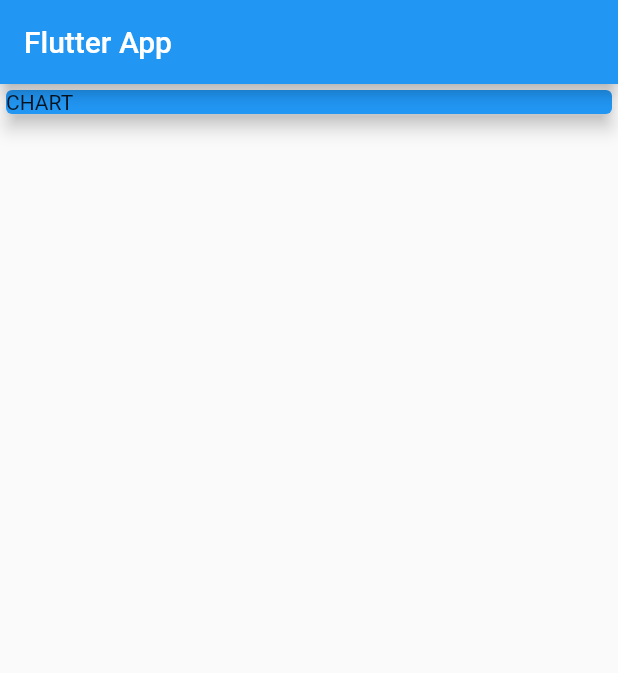
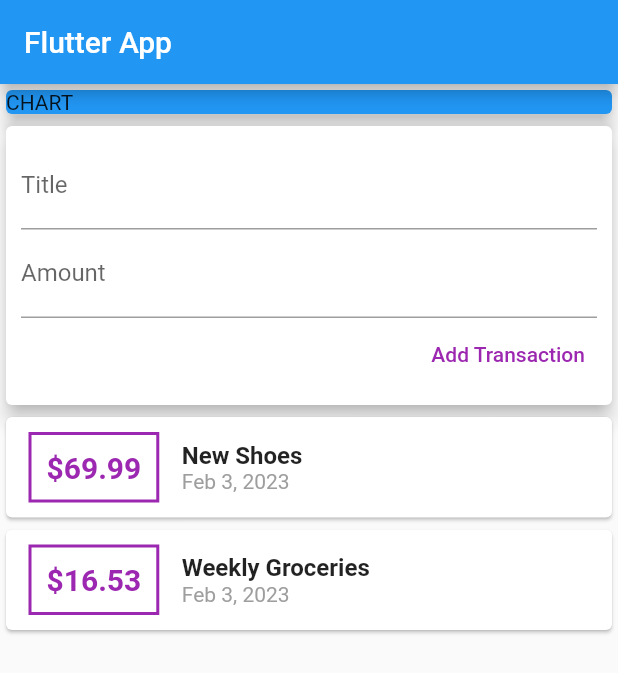
Before and after one commit to liemwellys/udemy-flutter, a Flutter app: the screen it shows after launch, on a phone screen of 412 x 824 dp. Shown: the top 673 px of the screen. Run offline on Flutter 3.47's test engine with Material 2 defaults, Android fonts, the phone set to English and light mode, and no system bars.

Commit message:
Update Flutter SDK into 3.7.1
- add new packages
- add const & constructor when instantiate class
- pass userTransactions into TransactionList

```diff
--- a/04-widgets-styling-adding-logic/personal_expenses_app/lib/main.dart
+++ b/04-widgets-styling-adding-logic/personal_expenses_app/lib/main.dart
@@ -1,11 +1,15 @@
 import 'package:flutter/material.dart';
 
-void main() => runApp(MyApp());
+import './widgets/user_transactions.dart';
+
+void main() => runApp(const MyApp());
 
 class MyApp extends StatelessWidget {
+  const MyApp({Key key}) : super(key: key);
+
   @override
   Widget build(BuildContext context) {
-    return MaterialApp(
+    return const MaterialApp(
       title: 'Flutter App',
       home: MyHomePage(),
     );
@@ -13,6 +17,8 @@ class MyApp extends StatelessWidget {
 }
 
 class MyHomePage extends StatelessWidget {
+  const MyHomePage({Key key}) : super(key: key);
+
   // String titleInput;
   // String amountInput;
 
@@ -20,7 +26,7 @@ class MyHomePage extends StatelessWidget {
   Widget build(BuildContext context) {
     return Scaffold(
       appBar: AppBar(
-        title: Text('Flutter App'),
+        title: const Text('Flutter App'),
       ),
       body: Column(
         // mainAxisAlignment: MainAxisAlignment.spaceAround,
@@ -28,12 +34,13 @@ class MyHomePage extends StatelessWidget {
         children: <Widget>[
           Container(
             width: double.infinity,
-            child: Card(
+            child: const Card(
               color: Colors.blue,
+              elevation: 5,
               child: Text('CHART'),
-              elevation: 5,
             ),
           ),
+          const UserTransactions(),
         ],
       ),
     );
--- a/04-widgets-styling-adding-logic/personal_expenses_app/lib/widgets/new_transaction.dart
+++ b/04-widgets-styling-adding-logic/personal_expenses_app/lib/widgets/new_transaction.dart
@@ -4,38 +4,35 @@ class NewTransaction extends StatelessWidget {
   final titleController = TextEditingController();
   final amountController = TextEditingController();
 
+  NewTransaction({Key key}) : super(key: key);
+
   @override
   Widget build(BuildContext context) {
     return Card(
       elevation: 5,
       child: Container(
-        padding: EdgeInsets.all(10),
+        padding: const EdgeInsets.all(10),
         child: Column(
           crossAxisAlignment: CrossAxisAlignment.end,
           children: <Widget>[
             TextField(
-              decoration: InputDecoration(labelText: 'Title'),
+              decoration: const InputDecoration(labelText: 'Title'),
               controller: titleController,
               // onChanged: (val) {
               //   titleInput = val;
               // },
             ),
             TextField(
-              decoration: InputDecoration(labelText: 'Amount'),
+              decoration: const InputDecoration(labelText: 'Amount'),
               controller: amountController,
               // onChanged: (val) => amountInput = val,
             ),
             TextButton(
-              onPressed: () {
-                print(titleController.text);
-                print(amountController.text);
-                // print(titleInput);
-                // print(amountInput);
-              },
+              onPressed: () {},
               style: TextButton.styleFrom(
                 foregroundColor: Colors.purple,
               ),
-              child: Text('Add Transaction'),
+              child: const Text('Add Transaction'),
             )
           ],
         ),
--- a/04-widgets-styling-adding-logic/personal_expenses_app/lib/widgets/transaction_list.dart
+++ b/04-widgets-styling-adding-logic/personal_expenses_app/lib/widgets/transaction_list.dart
@@ -4,15 +4,19 @@ import 'package:intl/intl.dart';
 import '../models/transaction.dart';
 
 class TransactionList extends StatelessWidget {
+  final List<Transaction> userTransactions;
+
+  const TransactionList({Key key, this.userTransactions}) : super(key: key);
+
   @override
   Widget build(BuildContext context) {
     return Column(
-      children: _userTransactions.map((tx) {
+      children: userTransactions.map((tx) {
         return Card(
           child: Row(
             children: <Widget>[
               Container(
-                margin: EdgeInsets.symmetric(
+                margin: const EdgeInsets.symmetric(
                   vertical: 10,
                   horizontal: 15,
                 ),
@@ -22,10 +26,10 @@ class TransactionList extends StatelessWidget {
                     width: 2,
                   ),
                 ),
-                padding: EdgeInsets.all(10),
+                padding: const EdgeInsets.all(10),
                 child: Text(
                   '\$${tx.amount}',
-                  style: TextStyle(
+                  style: const TextStyle(
                     fontWeight: FontWeight.bold,
                     fontSize: 20,
                     color: Colors.purple,
@@ -37,14 +41,14 @@ class TransactionList extends StatelessWidget {
                 children: <Widget>[
                   Text(
                     tx.title,
-                    style: TextStyle(
+                    style: const TextStyle(
                       fontWeight: FontWeight.bold,
                       fontSize: 16,
                     ),
                   ),
                   Text(
                     DateFormat.yMMMd().format(tx.date),
-                    style: TextStyle(color: Colors.grey),
+                    style: const TextStyle(color: Colors.grey),
                   ),
                 ],
               )
--- a/04-widgets-styling-adding-logic/personal_expenses_app/lib/widgets/user_transactions.dart
+++ b/04-widgets-styling-adding-logic/personal_expenses_app/lib/widgets/user_transactions.dart
@@ -31,7 +31,7 @@ class _UserTransactionsState extends State<UserTransactions> {
     return Column(
       children: <Widget>[
         NewTransaction(),
-        TransactionList(),
+        TransactionList(userTransactions: _userTransactions),
       ],
     );
   }
--- a/04-widgets-styling-adding-logic/personal_expenses_app/pubspec.yaml
+++ b/04-widgets-styling-adding-logic/personal_expenses_app/pubspec.yaml
@@ -31,6 +31,7 @@ dependencies:
   cupertino_icons: ^1.0.2
 
 dev_dependencies:
+  flutter_lints: ^2.0.1
   flutter_test:
     sdk: flutter
 
```
Also changed, not shown: 02-flutter-basics/flutter_complete_guide/pubspec.lock, 04-widgets-styling-adding-logic/personal_expenses_app/pubspec.lock.
